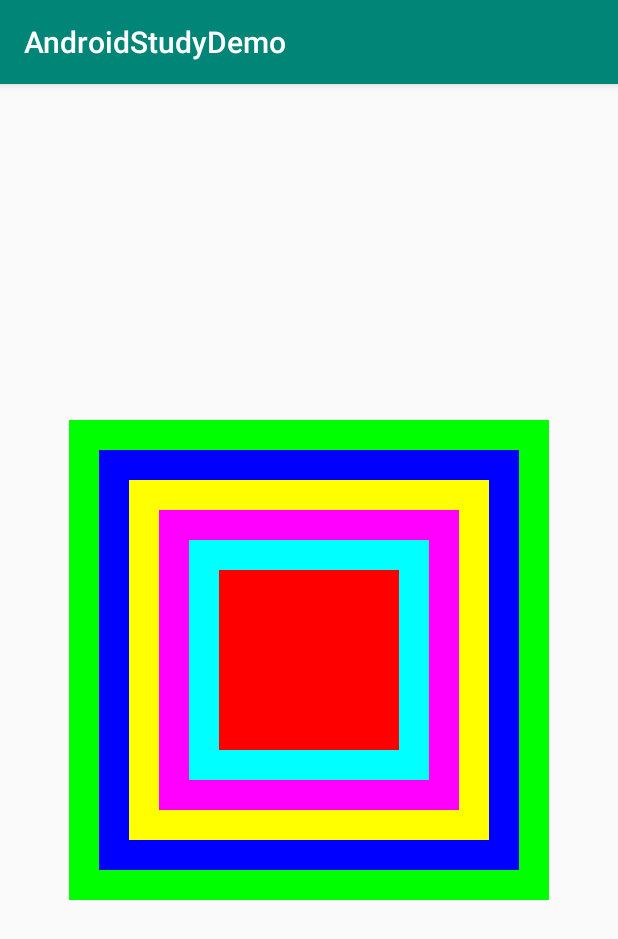
After one commit to LuckyCode1992/android_study_demo, an Android app: the Demo2Activity screen opened directly, with no data from a screen before it, on a phone screen of 412 x 824 dp. The commit adds this screen. Shown: the top 939 px of the screen. Run offline under Robolectric (Android 15) with nearby library versions, the phone set to English and light mode, and no system bars.

Commit message:
霓虹灯

```diff
--- a/app/src/main/AndroidManifest.xml
+++ b/app/src/main/AndroidManifest.xml
@@ -9,6 +9,8 @@
             android:roundIcon="@mipmap/ic_launcher_round"
             android:supportsRtl="true"
             android:theme="@style/AppTheme">
+        <activity android:name=".霓虹灯效果.Demo2Activity">
+        </activity>
         <activity android:name=".跟随手指的小球.Demo1Activity">
         </activity>
         <activity android:name=".MainActivity">
--- a/app/src/main/java/com/justcode/hxl/androidstudydemo/MainActivity.kt
+++ b/app/src/main/java/com/justcode/hxl/androidstudydemo/MainActivity.kt
@@ -4,6 +4,7 @@ import android.content.Intent
 import android.support.v7.app.AppCompatActivity
 import android.os.Bundle
 import com.justcode.hxl.androidstudydemo.跟随手指的小球.Demo1Activity
+import com.justcode.hxl.androidstudydemo.霓虹灯效果.Demo2Activity
 import kotlinx.android.synthetic.main.activity_main.*
 
 class MainActivity : AppCompatActivity() {
@@ -15,6 +16,9 @@ class MainActivity : AppCompatActivity() {
         btn_demo1.setOnClickListener {
             skip(Demo1Activity::class.java)
         }
+        btn_demo2.setOnClickListener {
+            skip(Demo2Activity::class.java)
+        }
     }
 
     fun skip(cls: Class<*>) {
--- /dev/null
+++ b/app/src/main/java/com/justcode/hxl/androidstudydemo/霓虹灯效果/Demo2Activity.kt
@@ -0,0 +1,57 @@
+package com.justcode.hxl.androidstudydemo.霓虹灯效果
+
+import android.graphics.Color
+import android.support.v7.app.AppCompatActivity
+import android.os.Bundle
+import android.os.Handler
+import android.os.Message
+import android.view.View
+import com.justcode.hxl.androidstudydemo.R
+import kotlinx.android.synthetic.main.activity_demo2.*
+import java.util.*
+
+class Demo2Activity : AppCompatActivity() {
+
+
+
+    class MyHandler(val names: MutableList<View>) : Handler() {
+        var currentColor = 0
+        //定义一组颜色
+        internal val colors = arrayListOf<Int>(
+            Color.parseColor("#ff0000"),
+            Color.parseColor("#00ff00"),
+            Color.parseColor("#0000ff"),
+            Color.parseColor("#ffff00"),
+            Color.parseColor("#ff00ff"),
+            Color.parseColor("#00ffff")
+
+        )
+
+        override fun handleMessage(msg: Message?) {
+
+            if (msg?.what == 999) {
+                for (i in names.indices) {
+                    names[i].setBackgroundColor(colors[(i + currentColor) % colors.size])
+                }
+                currentColor++
+            }
+            super.handleMessage(msg)
+        }
+
+    }
+
+
+    override fun onCreate(savedInstanceState: Bundle?) {
+        super.onCreate(savedInstanceState)
+        setContentView(R.layout.activity_demo2)
+        val names = arrayListOf<View>(v1, v2, v3, v4, v5, v6)
+        val handler = MyHandler(names)
+        Timer().schedule(object : TimerTask() {
+            override fun run() {
+                handler.sendEmptyMessage(999)
+            }
+
+        }, 0, 200)
+
+    }
+}
--- /dev/null
+++ b/app/src/main/res/layout/activity_demo2.xml
@@ -0,0 +1,53 @@
+<?xml version="1.0" encoding="utf-8"?>
+<RelativeLayout
+        xmlns:android="http://schemas.android.com/apk/res/android"
+        xmlns:tools="http://schemas.android.com/tools"
+        xmlns:app="http://schemas.android.com/apk/res-auto"
+        android:layout_width="match_parent"
+        android:layout_height="match_parent"
+        tools:context=".霓虹灯效果.Demo2Activity">
+
+
+    <View
+            android:id="@+id/v1"
+            android:layout_centerInParent="true"
+            android:background="#f00"
+            android:layout_width="320dp"
+            android:layout_height="320dp"/>
+
+    <View
+            android:id="@+id/v2"
+            android:layout_centerInParent="true"
+            android:background="#0f0"
+            android:layout_width="280dp"
+            android:layout_height="280dp"/>
+
+    <View
+            android:id="@+id/v3"
+            android:layout_centerInParent="true"
+            android:background="#00f"
+            android:layout_width="240dp"
+            android:layout_height="240dp"/>
+
+    <View
+            android:id="@+id/v4"
+            android:layout_centerInParent="true"
+            android:background="#ff0"
+            android:layout_width="200dp"
+            android:layout_height="200dp"/>
+
+    <View
+            android:id="@+id/v5"
+            android:layout_centerInParent="true"
+            android:background="#f0f"
+            android:layout_width="160dp"
+            android:layout_height="160dp"/>
+
+    <View
+            android:id="@+id/v6"
+            android:layout_centerInParent="true"
+            android:background="#0ff"
+            android:layout_width="120dp"
+            android:layout_height="120dp"/>
+
+</RelativeLayout>
--- a/app/src/main/res/layout/activity_main.xml
+++ b/app/src/main/res/layout/activity_main.xml
@@ -12,5 +12,9 @@
             android:layout_height="wrap_content"
             android:id="@+id/btn_demo1"
             android:text="跟随手指得小球"/>
+    <Button android:layout_width="match_parent"
+            android:layout_height="wrap_content"
+            android:id="@+id/btn_demo2"
+            android:text="霓虹灯"/>
 
 </LinearLayout>
```
